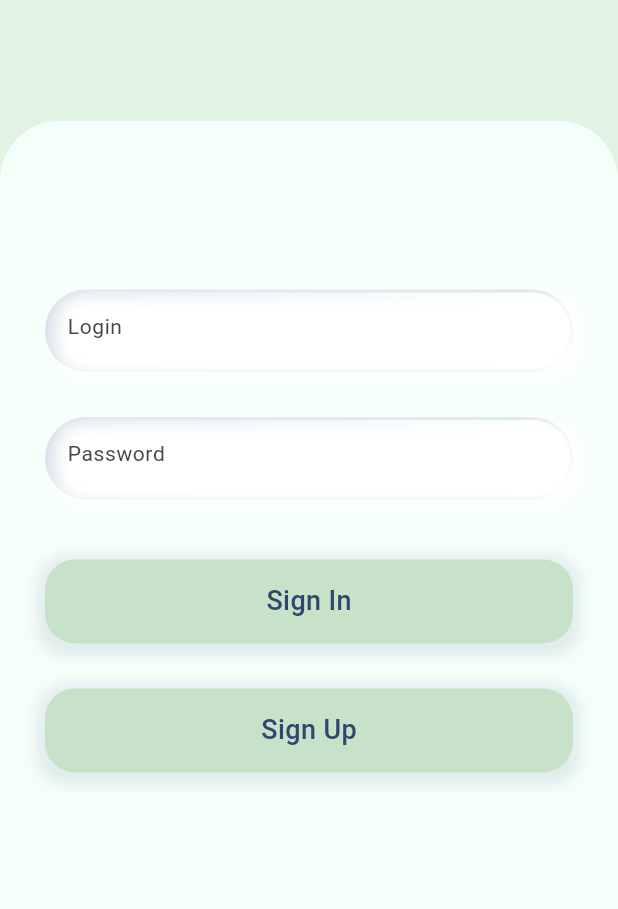
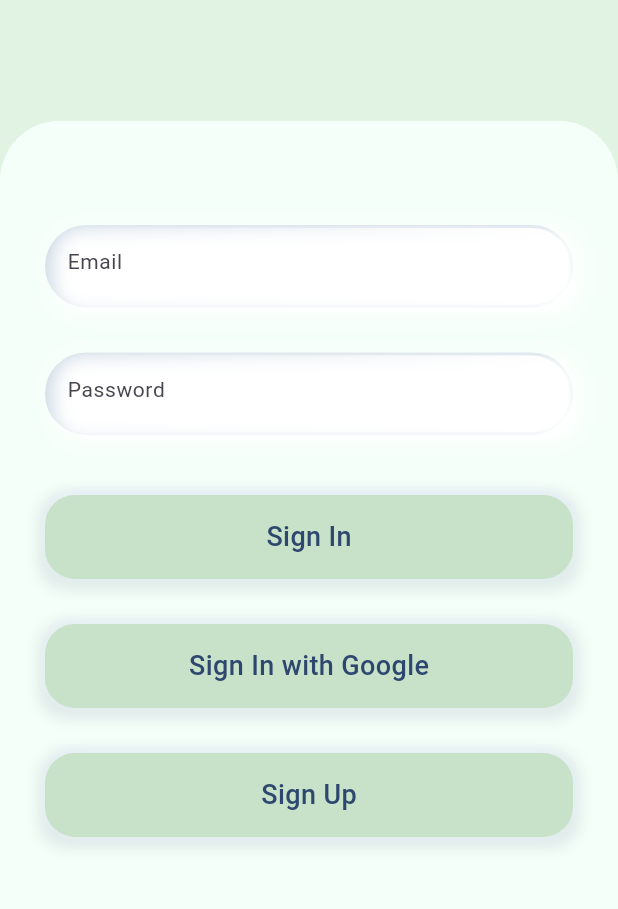
Before and after one commit to blueCuraca0/notenova, a Flutter app: the SignInPage screen opened directly, on a phone screen of 412 x 824 dp, the part 250-1159 px from its top. Run offline on Flutter 3.47's test engine with Material 3 defaults, Android fonts, the light colour scheme and no system bars; our stand-ins replace cloud_firestore, easy_localization, firebase_auth, firebase_core, firebase_storage, flutter_bloc and 5 more; accounts and stored records are empty; Roboto replaces fonts that are missing (Ubuntu).

Commit message:
auth firebase (users collection) + registration

```diff
--- a/lib/features/autorization/presentation/pages/sing_in_page.dart
+++ b/lib/features/autorization/presentation/pages/sing_in_page.dart
@@ -14,14 +14,14 @@ class SignInPage extends StatefulWidget {
 }
 
 class _SignInPageState extends State<SignInPage> {
-  String _login = '';
+  String _email = '';
   String _password = '';
   String _errorMessage = '';
 
   void _signInWithEmail() async {
     try {
       await FirebaseAuth.instance.signInWithEmailAndPassword(
-          email: _login,
+          email: _email,
           password: _password
       );
     } on FirebaseAuthException catch (e) {
@@ -54,6 +54,52 @@ class _SignInPageState extends State<SignInPage> {
     }
   }
 
+  void _signInWithGoogle() async {
+    try {
+      await FirebaseAuth.instance.signInWithEmailAndPassword(
+          email: _email,
+          password: _password
+      );
+    } on FirebaseAuthException catch (e) {
+
+      late final errorMessage;
+
+      switch (e.code) {
+        case "invalid-credential":
+          errorMessage = "Your email address or password is wrong.";
+          break;
+        case "invalid-email":
+          errorMessage = "Your email address appears to be malformed.";
+          break;
+        case "wrong-password":
+          errorMessage = "Your password is wrong.";
+          break;
+        case "user-not-found":
+          errorMessage = "User with this email doesn't exist.";
+          break;
+        case "user-disabled":
+          errorMessage = "User with this email has been disabled.";
+          break;
+        default:
+          errorMessage = "An undefined Error happened.";
+      }
+
+      setState(() {
+        _errorMessage = errorMessage;
+      });
+    }
+  }
+
+  Widget _getErrorText() {
+    return _errorMessage.isEmpty
+        ? const SizedBox()
+        : Text(
+      _errorMessage,
+      style: Theme.of(context).textTheme.bodySmall
+          ?.copyWith(color: Theme.of(context).colorScheme.error),
+    );
+  }
+
 
   @override
   Widget build(BuildContext context) {
@@ -84,14 +130,17 @@ class _SignInPageState extends State<SignInPage> {
                     child: Column(
                       mainAxisAlignment: MainAxisAlignment.center,
                       children: [
+                        // Email TextField
                         MyCustomTextField(
                           baseColor: Theme.of(context).cardColor,
-                          hintText: "Login",
+                          hintText: "Email",
                           onChanged: (value) {
-                            _login = value;
+                            _email = value;
                           },
                         ),
                         bigSizedBoxHeight,
+
+                        // Password TextField
                         MyCustomTextField(
                           baseColor: Theme.of(context).cardColor,
                           hintText: "Password",
@@ -100,14 +149,11 @@ class _SignInPageState extends State<SignInPage> {
                           },
                         ),
                         midSizedBoxHeight,
-                        _errorMessage.isEmpty
-                            ? const SizedBox()
-                            : Text(
-                                _errorMessage,
-                                style: Theme.of(context).textTheme.bodySmall
-                                    ?.copyWith(color: Theme.of(context).colorScheme.error),
-                              ),
+
+                        _getErrorText(),
                         bigSizedBoxHeight,
+
+                        // Sign In Button
                         CustomButton(
                           text: "Sign In",
                           onPressed: () {
@@ -115,6 +161,17 @@ class _SignInPageState extends State<SignInPage> {
                           }
                         ),
                         bigSizedBoxHeight,
+
+                        // Sign In With Google Button
+                        CustomButton(
+                            text: "Sign In with Google",
+                            onPressed: () {
+                              _signInWithGoogle();
+                            }
+                        ),
+                        bigSizedBoxHeight,
+
+                        // Sign Up Button
                         CustomButton(
                           text: "Sign Up",
                           onPressed: () {
--- a/lib/features/cards/data/firebase_service.dart
+++ b/lib/features/cards/data/firebase_service.dart
@@ -10,7 +10,7 @@ class FirebaseService {
   static Future<void> addCardStack(CardStack cardStack) {
     List<Map<String, String>> cardsToList = [];
 
-    for(Flashcard card in cardStack.cardsList) {
+    for (Flashcard card in cardStack.cardsList) {
       cardsToList.add({'term': card.term, 'definition': card.definition});
     }
 
```
Also changed, not shown: lib/features/autorization/data/firebase_service.dart (added, +23 -0 lines), lib/features/autorization/presentation/pages/sign_up_page.dart (+81 -35 lines). Lines whose indentation alone changed are shown as unchanged.
